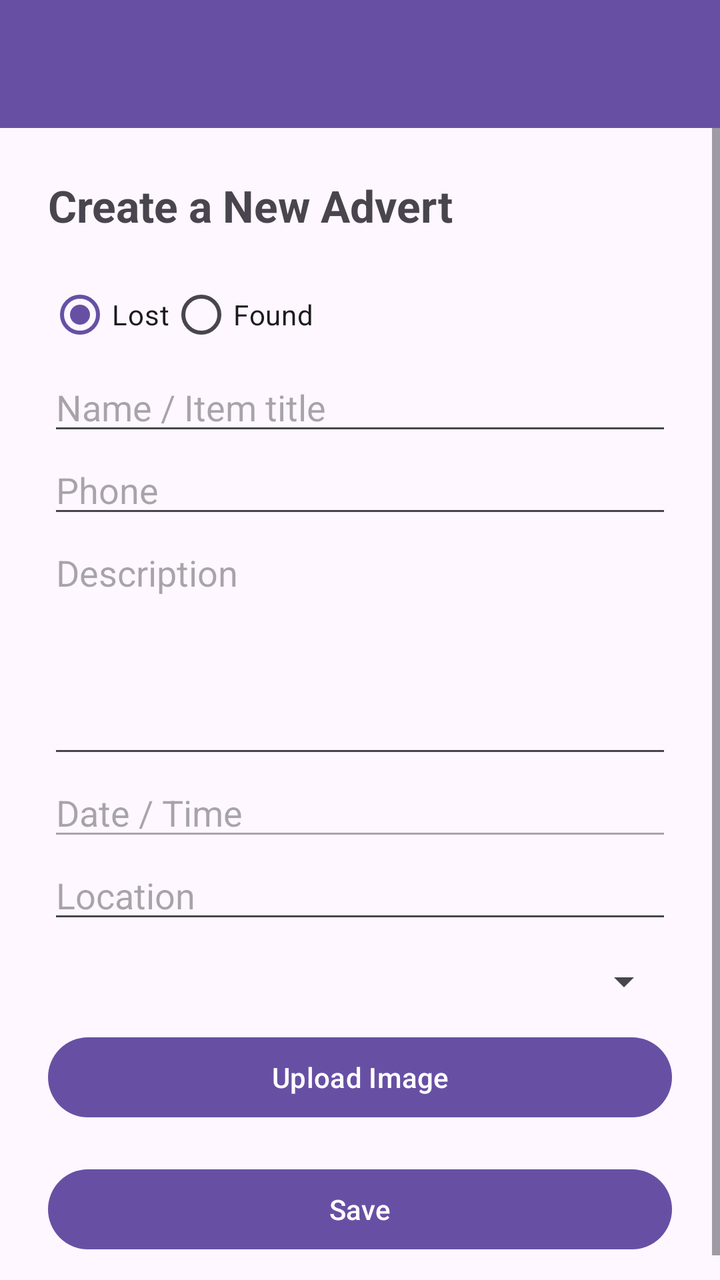
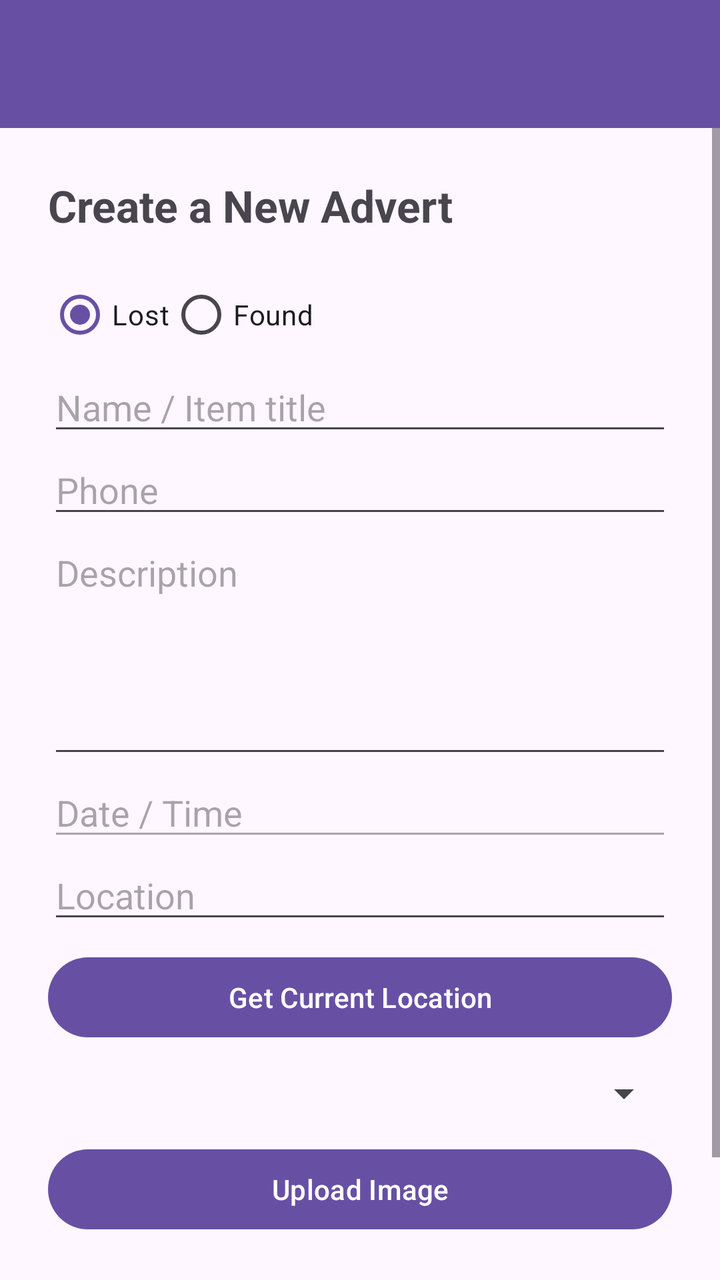

Compare the two renders of this Android layout. The source of the first and the diff that turns it into the second are given below.
<!-- AndroidManifest.xml: application theme Theme.LostAndFoundApp -->
<!-- res/layout/activity_add_item.xml -->
<?xml version="1.0" encoding="utf-8"?>
<LinearLayout xmlns:android="http://schemas.android.com/apk/res/android"
    android:layout_width="match_parent"
    android:layout_height="match_parent"
    android:orientation="vertical">

    <androidx.appcompat.widget.Toolbar
        android:id="@+id/toolbar"
        android:layout_width="match_parent"
        android:layout_height="?attr/actionBarSize"
        android:background="?attr/colorPrimary"
        android:theme="@style/ThemeOverlay.AppCompat.Dark.ActionBar" />

    <ScrollView
        android:layout_width="match_parent"
        android:layout_height="match_parent">

        <LinearLayout
            android:layout_width="match_parent"
            android:layout_height="wrap_content"
            android:orientation="vertical"
            android:padding="24dp">

            <TextView
                android:layout_width="wrap_content"
                android:layout_height="wrap_content"
                android:text="Create a New Advert"
                android:textSize="22sp"
                android:textStyle="bold" />

            <RadioGroup
                android:id="@+id/radioPostType"
                android:layout_width="wrap_content"
                android:layout_height="wrap_content"
                android:layout_marginTop="16dp"
                android:orientation="horizontal">

                <RadioButton
                    android:id="@+id/radioLost"
                    android:layout_width="wrap_content"
                    android:layout_height="wrap_content"
                    android:checked="true"
                    android:text="Lost" />

                <RadioButton
                    android:id="@+id/radioFound"
                    android:layout_width="wrap_content"
                    android:layout_height="wrap_content"
                    android:text="Found" />

            </RadioGroup>

            <EditText
                android:id="@+id/editName"
                android:layout_width="match_parent"
                android:layout_height="wrap_content"
                android:hint="Name / Item title" />

            <EditText
                android:id="@+id/editPhone"
                android:layout_width="match_parent"
                android:layout_height="wrap_content"
                android:hint="Phone"
                android:inputType="phone" />

            <EditText
                android:id="@+id/editDescription"
                android:layout_width="match_parent"
                android:layout_height="120dp"
                android:gravity="top"
                android:hint="Description" />

            <EditText
                android:id="@+id/editDate"
                android:layout_width="match_parent"
                android:layout_height="wrap_content"
                android:enabled="false"
                android:hint="Date / Time" />

            <EditText
                android:id="@+id/editLocation"
                android:layout_width="match_parent"
                android:layout_height="wrap_content"
                android:hint="Location" />

            <Spinner
                android:id="@+id/spinnerCategory"
                android:layout_width="match_parent"
                android:layout_height="wrap_content"
                android:layout_marginTop="12dp" />

            <Button
                android:id="@+id/btnUploadImage"
                android:layout_width="match_parent"
                android:layout_height="wrap_content"
                android:layout_marginTop="12dp"
                android:text="Upload Image" />

            <ImageView
                android:id="@+id/imagePreview"
                android:layout_width="match_parent"
                android:layout_height="180dp"
                android:layout_marginTop="10dp"
                android:scaleType="centerCrop"
                android:visibility="gone" />

            <Button
                android:id="@+id/btnSave"
                android:layout_width="match_parent"
                android:layout_height="wrap_content"
                android:layout_marginTop="18dp"
                android:text="Save" />

        </LinearLayout>

    </ScrollView>

</LinearLayout>
<!-- resources referenced by this layout -->
<resources>
  <style name="Theme.LostAndFoundApp" parent="Base.Theme.LostAndFoundApp" />
  <style name="Base.Theme.LostAndFoundApp" parent="Theme.Material3.DayNight.NoActionBar">
          
          
      </style>
</resources>

<!-- the commit's change to res/layout/activity_add_item.xml (unified diff, before → after) -->
@@ -83,6 +83,13 @@
                 android:layout_height="wrap_content"
                 android:hint="Location" />
 
+            <Button
+                android:id="@+id/btnCurrentLocation"
+                android:layout_width="match_parent"
+                android:layout_height="wrap_content"
+                android:text="Get Current Location"
+                android:layout_marginTop="8dp"/>
+
             <Spinner
                 android:id="@+id/spinnerCategory"
                 android:layout_width="match_parent"
